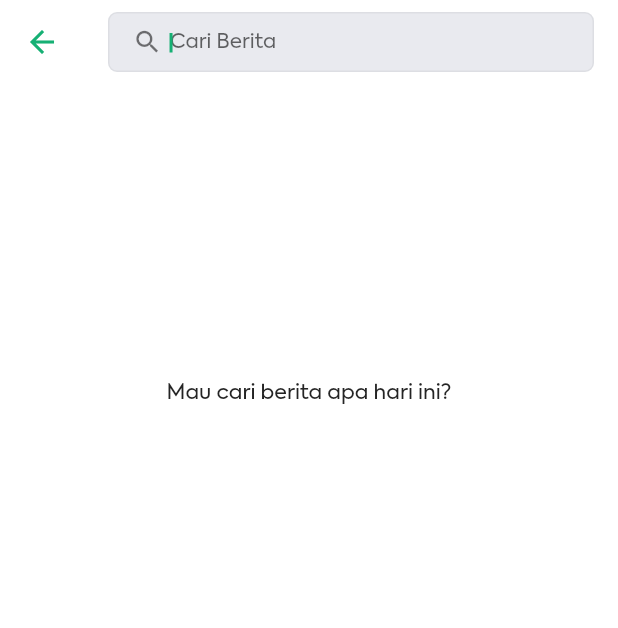
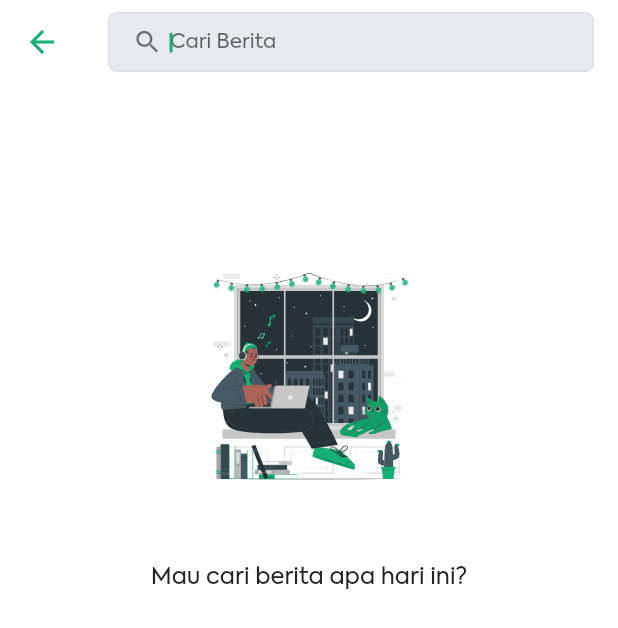
Before and after one commit to yusriltakeuchi/kabarpagi, a Flutter app: the screen it shows after launch, after a tap on an icon or button, on a phone screen of 412 x 824 dp. Shown: the top 628 px of the screen. Run offline on Flutter 3.47's test engine with Material 2 defaults, Android fonts, the light colour scheme and no system bars; our stand-ins replace carousel_slider, dio, flutter_riverpod, flutter_screenutil, flutter_svg, freezed_annotation and 3 more; network calls fail.

Commit message:
Chore(Search): Illustration image

```diff
--- a/lib/ui/screens/home/home_screen.dart
+++ b/lib/ui/screens/home/home_screen.dart
@@ -200,8 +200,9 @@ class _HomeBodyState extends ConsumerState<HomeBody> {
     }
 
     if (newsRef.items.isEmpty) {
-      return const IdleNoItemCenter(
+      return IdleNoItemCenter(
         title: "Tidak ada berita",
+        color: isDarkTheme(context) ? Colors.white : blackColor,
       );
     }
 
--- a/lib/ui/screens/news/news_search_screen.dart
+++ b/lib/ui/screens/news/news_search_screen.dart
@@ -4,6 +4,7 @@ import 'package:flutter/material.dart';
 import 'package:flutter_riverpod/flutter_riverpod.dart';
 import 'package:kabarpagi/core/providers/news/news_provider.dart';
 import 'package:kabarpagi/core/utils/navigation/navigation_utils.dart';
+import 'package:kabarpagi/gen/assets.gen.dart';
 import 'package:kabarpagi/ui/constant/constant.dart';
 import 'package:kabarpagi/ui/constant/themes.dart';
 import 'package:kabarpagi/ui/router/route_list.dart';
@@ -56,8 +57,10 @@ class NewsSearchBody extends ConsumerWidget {
     final newsRef = ref.watch(newsSearchProvider);
 
     if (newsRef.isLoading == false && newsRef.reachedMax == false) {
-      return const IdleNoItemCenter(
+      return IdleNoItemCenter(
         title: "Mau cari berita apa hari ini?",
+        iconPathSVG: Assets.images.illustrationSearch.path,
+        color: isDarkTheme(context) ? Colors.white : blackColor,
       );
     }
 
@@ -66,8 +69,10 @@ class NewsSearchBody extends ConsumerWidget {
     }
 
     if (newsRef.items.isEmpty) {
-      return const IdleNoItemCenter(
+      return IdleNoItemCenter(
         title: "Berita yang Anda cari tidak ditemukan",
+        iconPathSVG: Assets.images.illustrationNotfound.path,
+        color: isDarkTheme(context) ? Colors.white : blackColor,
       );
     }
 
--- a/lib/ui/widgets/idle/idle_item.dart
+++ b/lib/ui/widgets/idle/idle_item.dart
@@ -103,7 +103,7 @@ class IdleNoItemCenter extends StatelessWidget {
           SvgPicture.asset(
             iconPathSVG ?? "",
             width: setWidth(deviceWidth),
-            height: deviceHeight * 0.4
+            height: deviceHeight * 0.3
           ),
           Text(
             title ?? " ",
--- a/pubspec.yaml
+++ b/pubspec.yaml
@@ -71,6 +71,7 @@ flutter:
   # To add assets to your application, add an assets section, like this:
   assets:
     - assets/icons/
+    - assets/images/
   # An image asset can refer to one or more resolution-specific "variants", see
   # https://flutter.dev/assets-and-images/#resolution-aware
   # For details regarding adding assets from package dependencies, see
```
Also changed, not shown: lib/gen/assets.gen.dart (+13 -0 lines), assets/images/illustration_notfound.svg (added), assets/images/illustration_search.svg (added).
